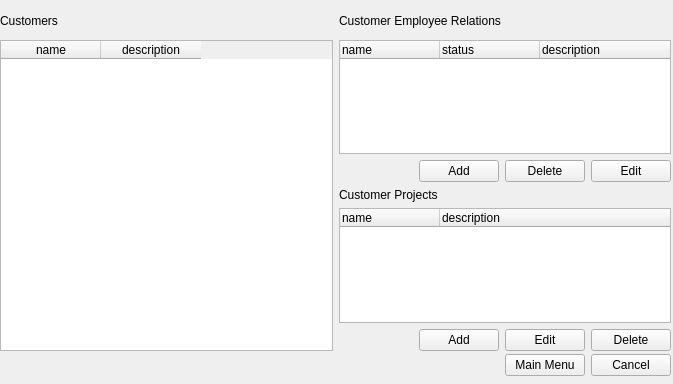
Old version of the form examples/demo/crm/client/relationCustomerEmployee.ui in the repository Wolframe/Wolframe.
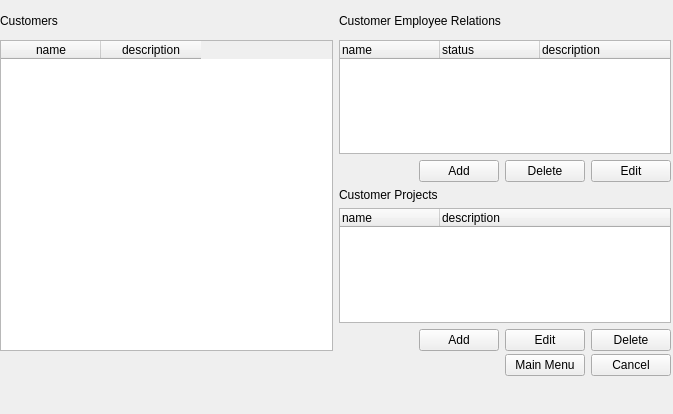
New version of the form.

Commit message: some progress on customer relation form

```diff
--- a/examples/demo/crm/client/relationCustomerEmployee.ui
+++ b/examples/demo/crm/client/relationCustomerEmployee.ui
@@ -7,7 +7,7 @@
     <x>0</x>
     <y>0</y>
     <width>673</width>
-    <height>384</height>
+    <height>414</height>
    </rect>
   </property>
   <property name="windowTitle">
@@ -22,7 +22,7 @@
      <height>311</height>
     </rect>
    </property>
-   <layout class="QHBoxLayout" name="relation">
+   <layout class="QHBoxLayout" name="relation_hl">
     <item>
      <widget class="QTableWidget" name="customer">
       <property name="rootelement" stdset="0">
@@ -61,7 +61,7 @@
     <item>
      <layout class="QVBoxLayout" name="relations">
       <item>
-       <widget class="QTreeWidget" name="employee">
+       <widget class="QTreeWidget" name="relation">
         <property name="doctype" stdset="0">
          <string>GetCustomerRelationCustomer</string>
         </property>
```
Left out of the diff: 41 changed lines with no effect on the pictures. The commit also changes 10 other files.
